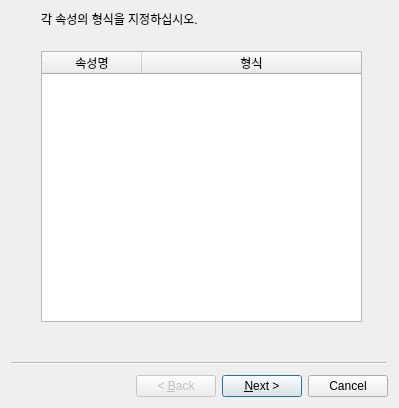
First picture: the form in ui/input_file.ui, repository cosine0/anonymize, before the edit.
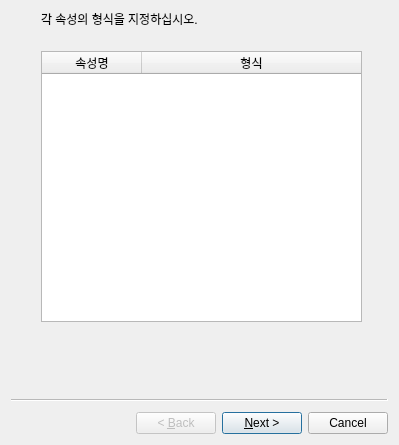
Second picture: the form after the edit.

Commit message: 여백 조정

```diff
--- a/ui/input_file.ui
+++ b/ui/input_file.ui
@@ -7,7 +7,7 @@
     <x>0</x>
     <y>0</y>
     <width>399</width>
-    <height>408</height>
+    <height>445</height>
    </rect>
   </property>
   <property name="windowTitle">
```
